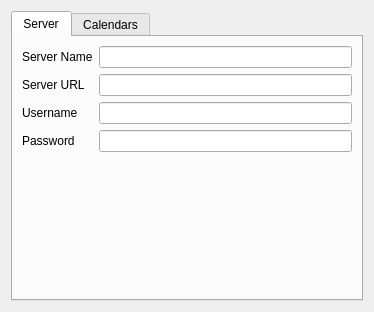
The window that ui/editserver.ui (Trim/getcal) describes before a commit, drawn with Qt 5.
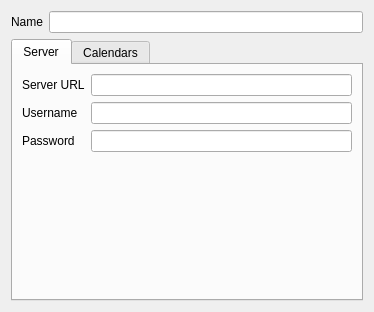
The same window after the commit.

Commit message:
server editor : let name be outside of the tabs
It permits to better understand that this name is for configuration and
not only for server.

Patch:
```diff
--- a/ui/editserver.ui
+++ b/ui/editserver.ui
@@ -23,6 +23,20 @@
    <bool>true</bool>
   </property>
   <layout class="QVBoxLayout" name="verticalLayout_2">
+   <item>
+    <layout class="QHBoxLayout" name="horizontalLayout_2">
+     <item>
+      <widget class="QLabel" name="serverNameLabel">
+       <property name="text">
+        <string>Name</string>
+       </property>
+      </widget>
+     </item>
+     <item>
+      <widget class="QLineEdit" name="uiServerNameLine"/>
+     </item>
+    </layout>
+   </item>
    <item>
     <widget class="QTabWidget" name="calendarTab">
      <property name="sizePolicy">
@@ -66,23 +80,6 @@
           <number>6</number>
          </property>
          <item row="0" column="0">
-          <widget class="QLabel" name="serverNameLabel">
-           <property name="text">
-            <string>Server Name</string>
-           </property>
-          </widget>
-         </item>
-         <item row="0" column="1">
-          <widget class="QLineEdit" name="uiServerNameLine">
-           <property name="sizePolicy">
-            <sizepolicy hsizetype="Expanding" vsizetype="Fixed">
-             <horstretch>1</horstretch>
-             <verstretch>0</verstretch>
-            </sizepolicy>
-           </property>
-          </widget>
-         </item>
-         <item row="1" column="0">
           <widget class="QLabel" name="serverUrlLabel">
            <property name="sizePolicy">
             <sizepolicy hsizetype="Minimum" vsizetype="Preferred">
@@ -95,7 +92,7 @@
            </property>
           </widget>
          </item>
-         <item row="1" column="1">
+         <item row="0" column="1">
           <widget class="QLineEdit" name="uiServerAddressLine">
            <property name="sizePolicy">
             <sizepolicy hsizetype="Expanding" vsizetype="Fixed">
@@ -105,7 +102,7 @@
            </property>
           </widget>
          </item>
-         <item row="2" column="0">
+         <item row="1" column="0">
           <widget class="QLabel" name="usernameLabel">
            <property name="sizePolicy">
             <sizepolicy hsizetype="Minimum" vsizetype="Preferred">
@@ -118,7 +115,7 @@
            </property>
           </widget>
          </item>
-         <item row="2" column="1">
+         <item row="1" column="1">
           <widget class="QLineEdit" name="uiUserNameLine">
            <property name="sizePolicy">
             <sizepolicy hsizetype="Expanding" vsizetype="Fixed">
@@ -128,7 +125,7 @@
            </property>
           </widget>
          </item>
-         <item row="3" column="0">
+         <item row="2" column="0">
           <widget class="QLabel" name="passwordLabel">
            <property name="sizePolicy">
             <sizepolicy hsizetype="Minimum" vsizetype="Preferred">
@@ -141,7 +138,7 @@
            </property>
           </widget>
          </item>
-         <item row="3" column="1">
+         <item row="2" column="1">
           <widget class="QLineEdit" name="uiUserPassLine">
            <property name="sizePolicy">
             <sizepolicy hsizetype="Expanding" vsizetype="Fixed">
```
